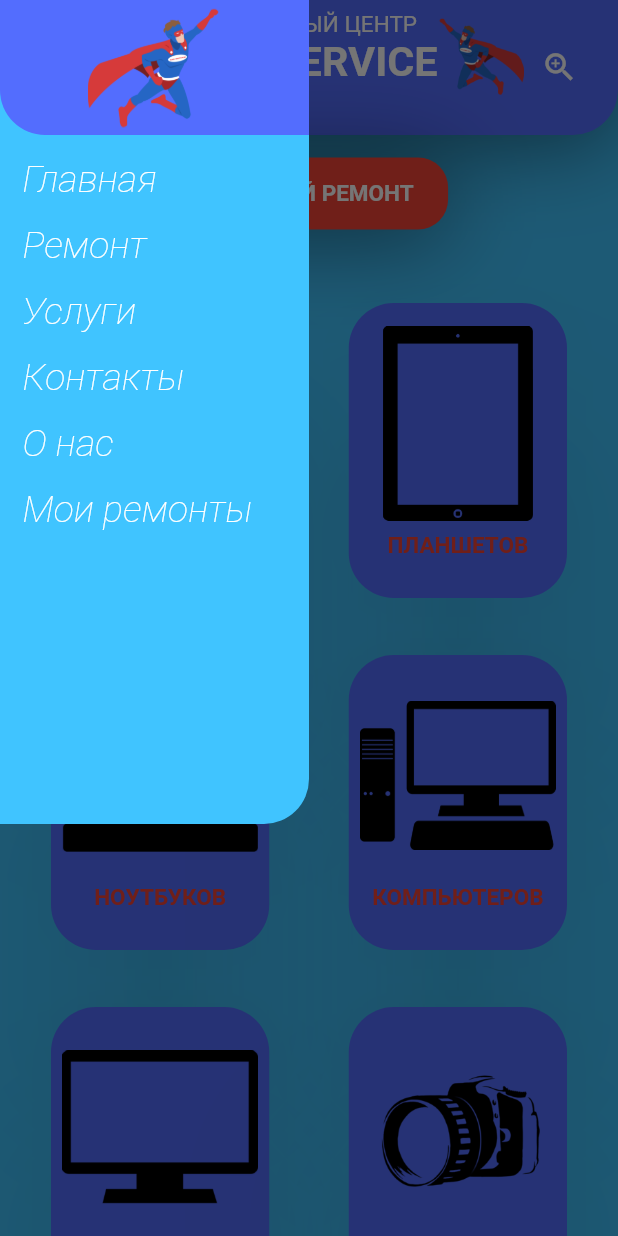
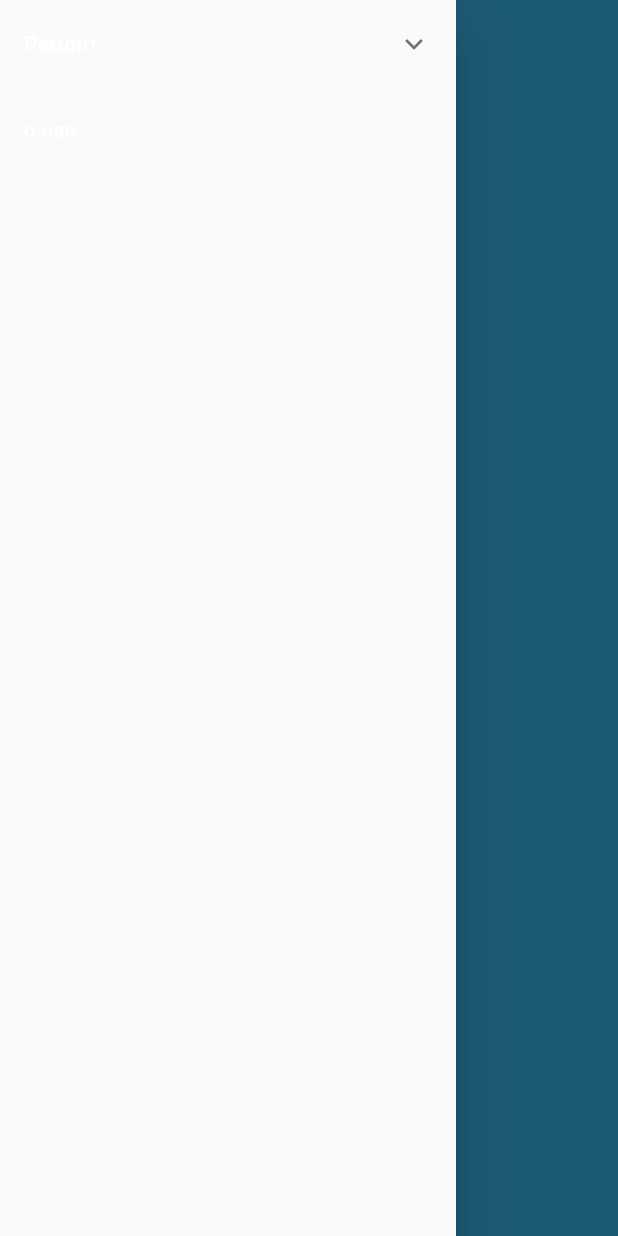
Before and after one commit to Poll21/mig-service, a Flutter app: the screen it shows after launch, with the side drawer open, on a phone screen of 412 x 824 dp. Run offline on Flutter 3.47's test engine with Material 2 defaults, Android fonts, the phone set to English and light mode, and no system bars; our stand-ins replace get.

Commit message:
расширяемый список меню

```diff
--- /dev/null
+++ b/lib/components/expand_menu.dart
@@ -0,0 +1,83 @@
+import 'package:flutter/material.dart';
+
+class MyApp extends StatelessWidget {
+  const MyApp({Key key}) : super(key: key);
+
+  // This widget is the root of your application.
+  @override
+  Widget build(BuildContext context) {
+    return MaterialApp(
+      title: 'Flutter Demo',
+      theme: ThemeData(
+        primarySwatch: Colors.blue,
+      ),
+      home: const HomeScreenN(),
+    );
+  }
+}
+
+class HomeScreenN extends StatelessWidget {
+  const HomeScreenN({Key key}) : super(key: key);
+
+  @override
+  Widget build(BuildContext context) {
+    return const Scaffold(
+
+      drawer: Drawer(child: ExpansionTilE()),
+    );
+  }
+}
+
+
+class ExpansionTilE extends StatelessWidget {//виджет прокручиваемого списка
+  const ExpansionTilE({Key key}) : super(key: key);
+
+  @override
+  Widget build(BuildContext context) {
+    return ListView.builder(
+      //билдер вызывающий виджетов EntryItem по индексу элемента списка data
+      itemBuilder: (BuildContext context, int index) => EntryItem(data[index]),
+      itemCount: data.length,
+    );
+  }
+}
+
+class Entry {//класс хранящий параметры списка виджетов от которого наследуется data
+  const Entry(this.title, [this.children = const <Entry>[]]);//список внутри списка не обязательный параметр
+  final String title; //текст строки списка
+  final List<Entry> children; //вкладываемый список
+}
+
+const List<Entry> data = <Entry>[//список виджетов
+  Entry(
+    'Ремонт',
+    <Entry>[
+      Entry('Смартфонов'),
+      Entry('Планшетов'),
+      Entry('Ноутбуков'),
+    ],
+  ),
+  Entry(
+    'о нас',
+  ),
+];
+
+class EntryItem extends StatelessWidget {
+  const EntryItem(this.entry);
+
+  final Entry entry;
+
+  Widget _buildTiles(Entry root) {
+    if (root.children.isEmpty) return ListTile(title: Text(root.title));//если список children пуст
+    return ExpansionTile(//иначе вызывается виджет раскрытия дополнительного списка children
+      key: PageStorageKey<Entry>(root),
+      title: Text(root.title),
+      children: root.children.map(_buildTiles).toList(), //проходит по всему списку children
+    );
+  }
+
+  @override
+  Widget build(BuildContext context) {
+    return _buildTiles(entry);
+  }
+}
--- a/lib/main.dart
+++ b/lib/main.dart
@@ -3,6 +3,8 @@ import 'package:flutter/material.dart';
 import 'package:migservice/components/constants.dart';
 import 'package:migservice/pages/home_screen.dart';
 import 'package:get/get.dart';
+
+import 'components/expand_menu.dart';
 void main() {
   runApp(MyApp());
 }
@@ -20,7 +22,7 @@ class MyApp extends StatelessWidget {
         textTheme: Theme.of(context).textTheme.apply(bodyColor: kTextColor),
         // visualDensity: VerticalDivider.adaptivePlatformDensity,
       ),
-      home: HomeScreen(),
+      home: HomeScreenN(),
 
     );
   }
```
